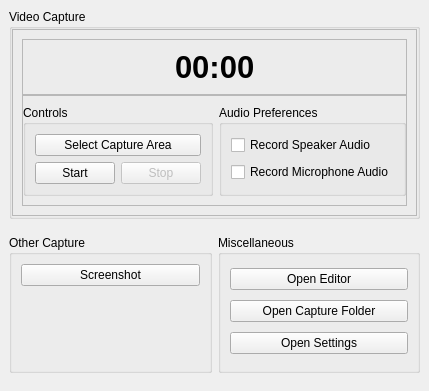
Qt form src/gui/main_window/MainWindow.ui (ephell/ClipIt-Screen-Capture-App) before a commit.
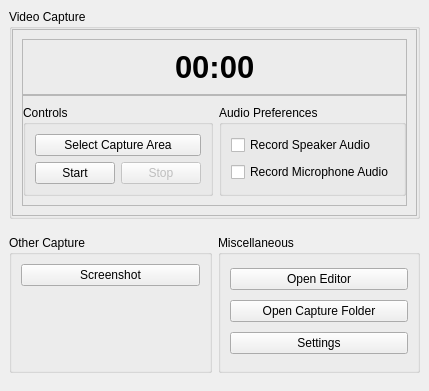
The same form after that commit. Custom widgets are drawn as their Qt base class.

Commit message: - Add settings window widget. - Adjust naming of the settings button.

The edit to the form file:
```diff
--- a/src/gui/main_window/MainWindow.ui
+++ b/src/gui/main_window/MainWindow.ui
@@ -268,7 +268,7 @@
          <item>
           <widget class="QPushButton" name="open_settings_button">
            <property name="text">
-            <string>Open Settings</string>
+            <string>Settings</string>
            </property>
           </widget>
          </item>
```
Left out of the diff: 2 changed lines with no effect on the pictures. The commit also changes 5 other files.
